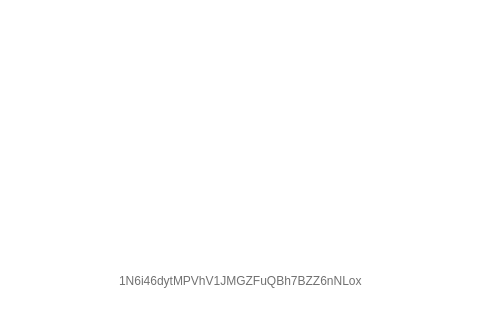
The window that src/qt/veil/forms/receivewidget.ui (Veil-Project/veil) describes before a commit, drawn with Qt 5; both pictures show x 137 to 617 and y 165 to 485 of the 755 by 485 pixel window.
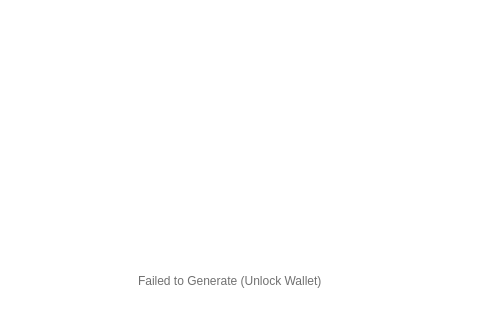
The same window after the commit.

Commit message: Fix address generation on recv widget. Remove dummy text.

```diff
--- a/src/qt/veil/forms/receivewidget.ui
+++ b/src/qt/veil/forms/receivewidget.ui
@@ -261,7 +261,7 @@
                  <string notr="true">color:#707070;</string>
                 </property>
                 <property name="text">
-                 <string>1N6i46dytMPVhV1JMGZFuQBh7BZZ6nNLox</string>
+                 <string>Failed to Generate (Unlock Wallet)</string>
                 </property>
                </widget>
               </item>
```
The commit also changes 4 other files.
